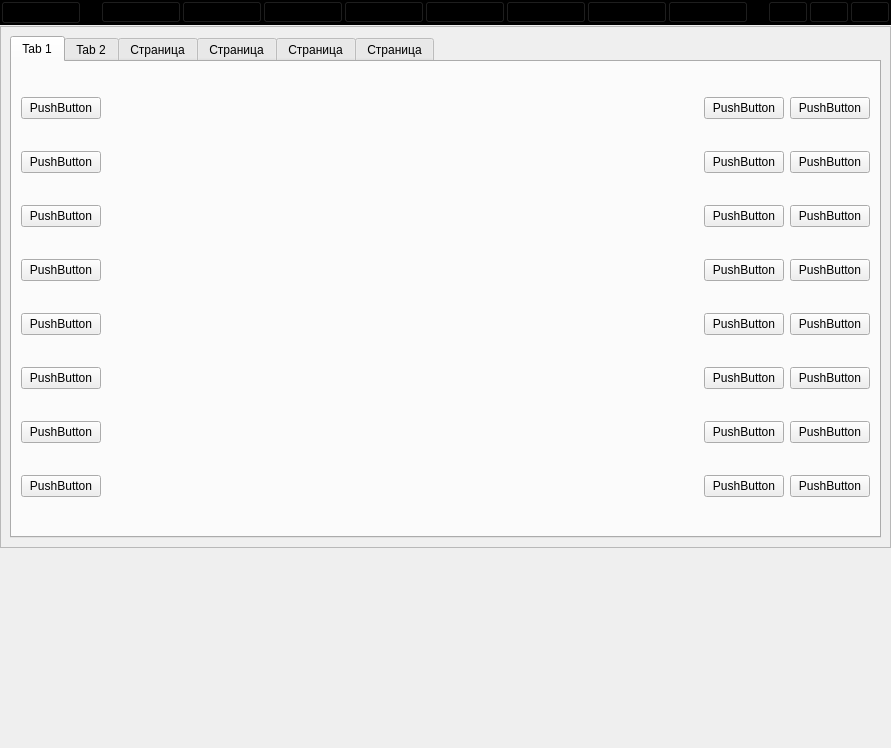
NOMAD1992/qtmenu, file mainwindow.ui: the form before one commit.
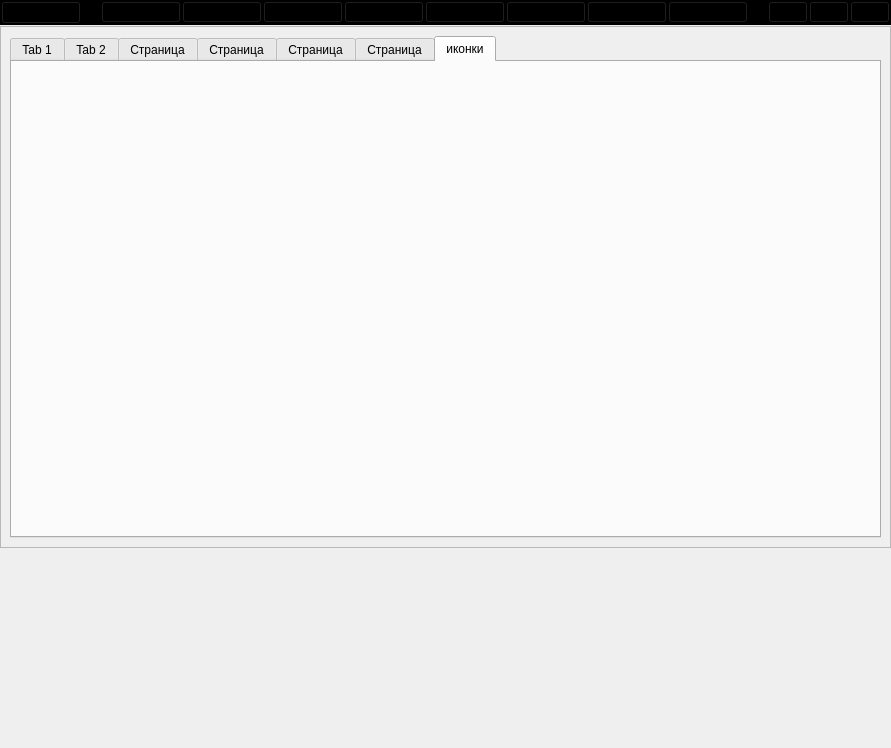
The form after the commit. Icons and pictures are not drawn.

```diff
--- a/mainwindow.ui
+++ b/mainwindow.ui
@@ -191,7 +191,7 @@
        <item>
         <widget class="QTabWidget" name="tabWidget">
          <property name="currentIndex">
-          <number>0</number>
+          <number>6</number>
          </property>
          <widget class="QWidget" name="tab">
           <attribute name="title">
@@ -620,6 +620,12 @@
            </item>
           </layout>
          </widget>
+         <widget class="QWidget" name="tab_7">
+          <attribute name="title">
+           <string>иконки</string>
+          </attribute>
+          <layout class="QVBoxLayout" name="vlIcons"/>
+         </widget>
         </widget>
        </item>
       </layout>
```
